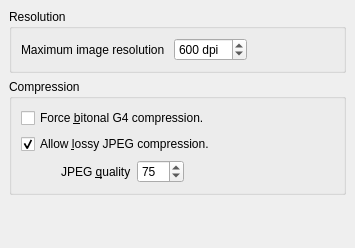
Qt form src/qdjviewexporttiff.ui (barak/djview4) before a commit.
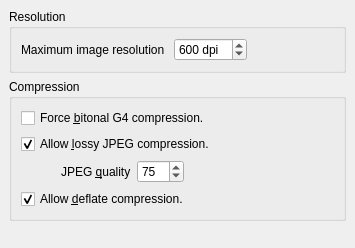
The same form after that commit.

Patch:
```diff
--- a/src/qdjviewexporttiff.ui
+++ b/src/qdjviewexporttiff.ui
@@ -164,6 +164,16 @@
         </item>
        </layout>
       </item>
+      <item>
+       <widget class="QCheckBox" name="deflateCheckBox" >
+        <property name="text" >
+         <string>Allow &amp;deflate compression.</string>
+        </property>
+        <property name="checked" >
+         <bool>true</bool>
+        </property>
+       </widget>
+      </item>
      </layout>
     </widget>
    </item>
```
Left out of the diff: 4 changed lines with no effect on the pictures.
